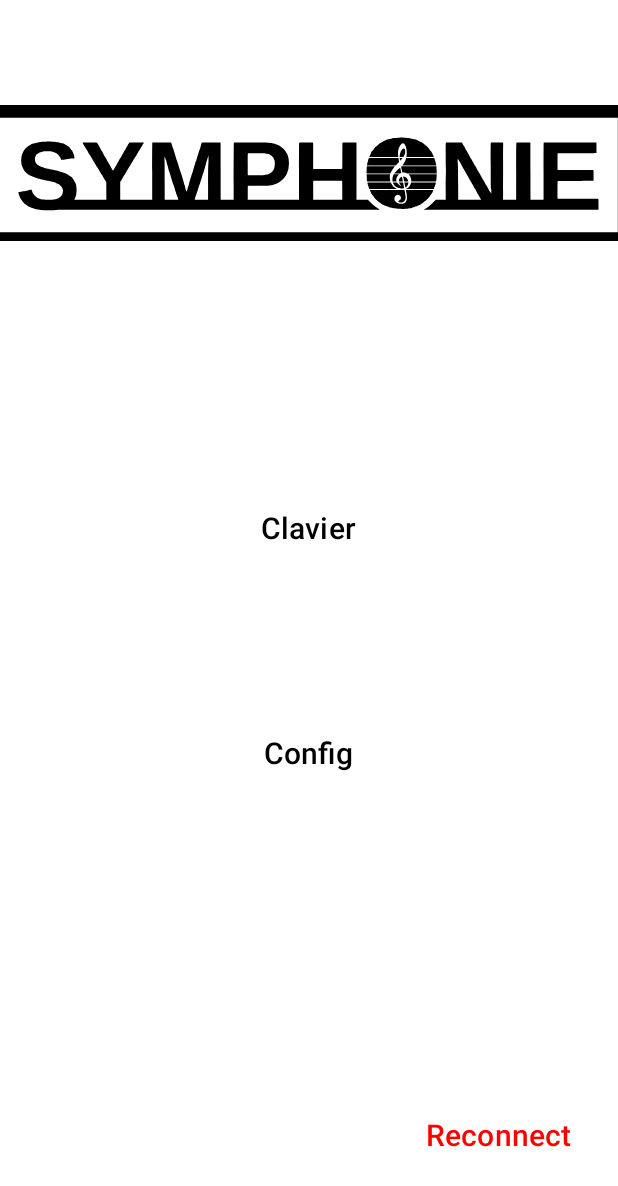
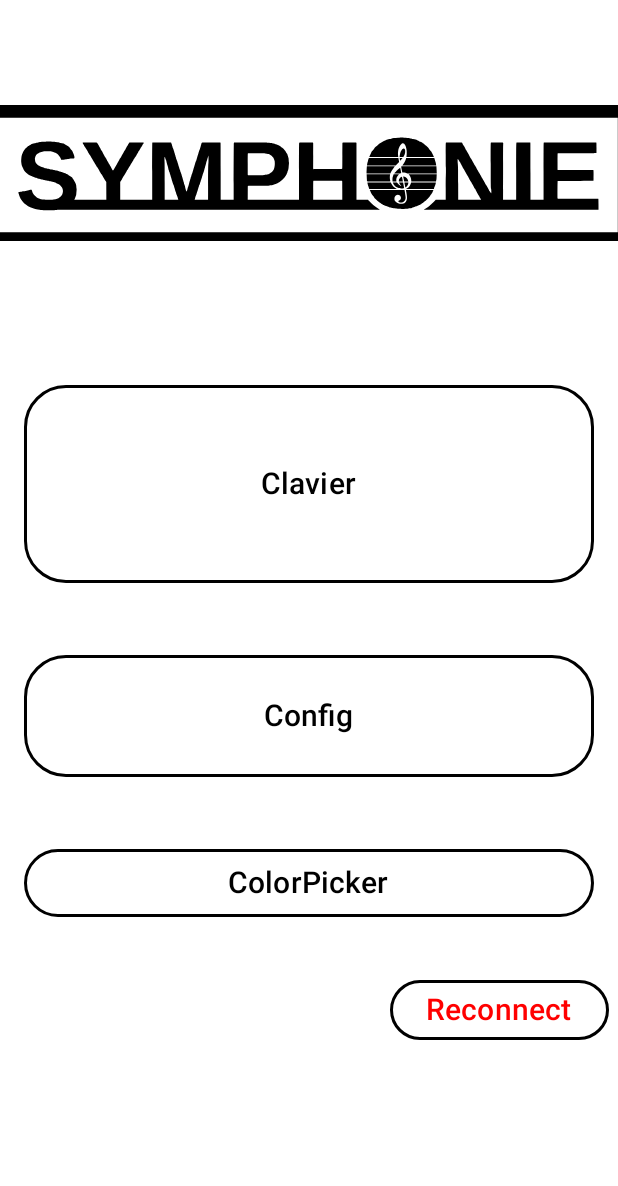
Before and after one commit to vzffvr/SAE-S5, an Android app built with Jetpack Compose: the screen it shows after launch (MainActivity), on a phone screen of 412 x 824 dp. Shown: the top 1186 px of the screen. Run offline under Robolectric (Android 15) with nearby library versions, the phone set to English and light mode, and no system bars; libraries missing offline, so code that uses them is left out: org.eclipse.paho; 7 statements that could not run were skipped.

Commit message:
Fin, seance 18/11
Implementation clavier fini maj colorpicker screen pour fit tout les ecrans,pb pour le mainscreen quand on change dp en fraction les button ne font plus la meme taille.

```diff
--- a/Orchestrion App/app/src/main/AndroidManifest.xml
+++ b/Orchestrion App/app/src/main/AndroidManifest.xml
@@ -20,7 +20,6 @@
             android:exported="true"
             android:theme="@style/Theme.App.Starting">
 
-
             <intent-filter>
                 <action android:name="android.intent.action.MAIN" />
                 <category android:name="android.intent.category.LAUNCHER" />
@@ -28,6 +27,11 @@
 
         </activity>
 
+        <activity
+            android:name="com.example.orchestrion.PianoActivity"
+            android:exported="true"
+            android:theme="@style/Theme.Piano" />
+
 
         <service android:name="org.eclipse.paho.android.service.MqttService" />
 
--- a/Orchestrion App/app/src/main/java/com/example/orchestrion/MainScreen.kt
+++ b/Orchestrion App/app/src/main/java/com/example/orchestrion/MainScreen.kt
@@ -1,5 +1,6 @@
 package com.example.orchestrion
 
+import android.content.Intent
 import androidx.compose.foundation.BorderStroke
 import androidx.compose.foundation.isSystemInDarkTheme
 import androidx.compose.foundation.layout.Arrangement
@@ -12,15 +13,12 @@ import androidx.compose.foundation.layout.fillMaxSize
 import androidx.compose.foundation.layout.fillMaxWidth
 import androidx.compose.foundation.layout.height
 import androidx.compose.foundation.layout.padding
+import androidx.compose.foundation.layout.wrapContentSize
 import androidx.compose.material3.Button
 import androidx.compose.material3.ButtonColors
 import androidx.compose.material3.ShapeDefaults
 import androidx.compose.material3.Text
 import androidx.compose.runtime.Composable
-import androidx.compose.runtime.getValue
-import androidx.compose.runtime.mutableStateOf
-import androidx.compose.runtime.remember
-import androidx.compose.runtime.setValue
 import androidx.compose.ui.Alignment
 import androidx.compose.ui.Modifier
 import androidx.compose.ui.draw.paint
@@ -34,6 +32,8 @@ import androidx.compose.ui.unit.sp
 import androidx.lifecycle.viewmodel.compose.viewModel
 import androidx.navigation.NavController
 import com.example.orchestrion.colorpicker.ColorViewModel
+import java.util.Timer
+import java.util.TimerTask
 
 @Preview
 @Composable
@@ -55,29 +55,44 @@ fun MainScreen(
     myMQTT: MqttClientManager
 ) {
 
-    var mqttconnected by remember { mutableStateOf(myMQTT.connected) }
+    var connectedcolor = Color.Red
+
+    val timer = Timer()
+    timer.schedule(object : TimerTask() {
+        override fun run() {
+            println("Timer ticked!")
+            if (myMQTT.isConnected()) {
+                connectedcolor = Color.Green
+            } else {
+                connectedcolor = Color.Red
+            }
+
+        }
+    }, 0, 1000)
 
     var buttonColor = ButtonColors(
         Color.Transparent, Color.Black,
         Color.Transparent, Color.Black
     )
-    var TextColor = Color.Black
-
+    var textcolor = Color.Black
+    var buttonborder = BorderStroke(2.dp, Color.Black)
     var logo = R.drawable.symphonie_branding_light
 
     if (isSystemInDarkTheme()) {
         logo = R.drawable.symphonie_branding_dark
-        TextColor = Color.White
+        textcolor = Color.White
         buttonColor = ButtonColors(
             Color.Transparent, Color.White,
             Color.Transparent, Color.White
         )
+        buttonborder = BorderStroke(2.dp, Color.White)
     }
 
     //Background
     Box(
         modifier = Modifier
             .fillMaxSize()
+            .wrapContentSize(Alignment.Center)
         //.background(Color.Black)
 //        .paint(
 //        painterResource(id = R.drawable.background2),
@@ -86,8 +101,9 @@ fun MainScreen(
         val buttonModifier: Modifier =
             Modifier
                 .fillMaxWidth()
-                .height(150.dp)
-                .padding(6.dp)
+                .fillMaxHeight(0.28125f)
+                .padding(16.dp)
+
 
 
         Column(
@@ -118,81 +134,69 @@ fun MainScreen(
 
             //Boutton
             Column(
-                modifier = Modifier.fillMaxHeight(),
+                modifier = Modifier
+                    .fillMaxHeight(),
                 horizontalAlignment = Alignment.CenterHorizontally,
-                verticalArrangement = Arrangement.Center
+                verticalArrangement = Arrangement.spacedBy(16.dp)
             ) {
 
+                val context = LocalContext.current
                 Button(
                     shape = ShapeDefaults.ExtraLarge,
-                    border = BorderStroke(2.dp, Color.White),
+                    border = buttonborder,
                     colors = buttonColor,
                     modifier = buttonModifier,
                     onClick = {
-                        navController?.navigate(TestFichier)
-                        viewmodel.setPhare(1)
-                        viewmodel.setZone(4)
+                        context.startActivity(Intent(context, PianoActivity::class.java))
                     }
                 ) {
                     Text(
                         text = "Clavier",
-                        color = TextColor,
+                        color = textcolor,
                         fontSize = 20.sp
                     )
                 }
 
                 Button(
                     shape = ShapeDefaults.ExtraLarge,
-                    border = BorderStroke(2.dp, Color.White),
+                    border = buttonborder,
                     colors = buttonColor,
                     modifier = buttonModifier,
                     onClick = {
                         navController?.navigate(ConfigScreen)
-                        viewmodel.setPhare(2)
-                        viewmodel.setZone(4)
                     }) {
                     Text(
                         text = "Config",
-                        color = TextColor,
+                        color = textcolor,
                         fontSize = 20.sp
                     )
                 }
 
                 Button(
                     shape = ShapeDefaults.ExtraLarge,
-                    border = BorderStroke(2.dp, Color.White),
-                    colors = ButtonColors(
-                        Color.Transparent, Color.White,
-                        Color.Transparent, Color.White
-                    ),
+                    border = buttonborder,
+                    colors = buttonColor,
                     modifier = buttonModifier,
                     onClick = {
                         navController?.navigate(Colorpicker)
-                        viewmodel.setPhare(3)
                     }) {
                     Text(
                         text = "ColorPicker",
-                        color = Color.White,
+                        color = textcolor,
                         fontSize = 20.sp
                     )
                 }
-
-
 
                 Row(
                     modifier = Modifier
                         .fillMaxWidth(),
                     horizontalArrangement = Arrangement.End
                 ) {
-                    val context = LocalContext.current
 
                     Button(
                         shape = ShapeDefaults.ExtraLarge,
-                        border = BorderStroke(2.dp, Color.White),
-                        colors = ButtonColors(
-                            Color.Transparent, Color.White,
-                            Color.Transparent, Color.White
-                        ),
+                        border = buttonborder,
+                        colors = buttonColor,
                         modifier = Modifier
                             .padding(6.dp),
                         onClick = {
@@ -200,19 +204,13 @@ fun MainScreen(
                         }) {
                         Text(
                             text = "Reconnect",
-                            color =
-                            if (mqttconnected) {
-                                Color.Green
-                            } else {
-                                Color.Red
-                            },
+                            color = connectedcolor,
                             fontSize = 20.sp
                         )
                     }
                 }
 
             }
-
         }
     }
 }
--- a/Orchestrion App/app/src/main/java/com/example/orchestrion/Widgets.kt
+++ b/Orchestrion App/app/src/main/java/com/example/orchestrion/Widgets.kt
@@ -18,7 +18,6 @@ import androidx.compose.material3.MaterialTheme
 import androidx.compose.material3.MenuAnchorType
 import androidx.compose.material3.OutlinedTextField
 import androidx.compose.material3.Text
-import androidx.compose.material3.TextField
 import androidx.compose.runtime.Composable
 import androidx.compose.runtime.getValue
 import androidx.compose.runtime.mutableIntStateOf
@@ -75,7 +74,7 @@ fun Spinner(
     viewModel: ColorViewModel,
     myMQTT: MqttClientManager,
     options: List<String>,
-    titre: String?
+    titre: String?,
 ) {
 
     var expanded by remember { mutableStateOf(false) }
@@ -85,7 +84,7 @@ fun Spinner(
         expanded = expanded,
         onExpandedChange = { expanded = it },
     ) {
-        TextField(
+        OutlinedTextField(
             modifier = Modifier.menuAnchor(MenuAnchorType.PrimaryNotEditable),
             value = text,
             onValueChange = {
--- /dev/null
+++ b/Orchestrion App/app/src/main/res/drawable/black_key_background.xml
@@ -0,0 +1,6 @@
+<!-- black_key_background.xml -->
+<shape xmlns:android="http://schemas.android.com/apk/res/android"
+    android:shape="rectangle">
+    <solid android:color="#000000"/> <!-- Black color -->
+    <corners android:radius="10dp"/> <!-- Adjust the radius as needed -->
+</shape>
```
Also changed, not shown: Orchestrion App/app/src/main/java/com/example/orchestrion/MainActivity.kt (+13 -11 lines), Orchestrion App/app/src/main/java/com/example/orchestrion/PianoActivity.kt (added, +91 -0 lines), Orchestrion App/app/src/main/java/com/example/orchestrion/colorpicker/ColorPickerScreen.kt (+51 -49 lines), Orchestrion App/app/src/main/res/layout/activity_piano.xml (added, +213 -0 lines), Orchestrion App/app/src/main/res/values-night/themes.xml (+21 -0 lines), Orchestrion App/app/src/main/res/values/themes.xml (+21 -0 lines), Orchestrion App/app/src/main/res/drawable/scrollbgm.jpg (added), Orchestrion App/app/src/main/res/drawable/thumb.jpg (added), 2 other files.
